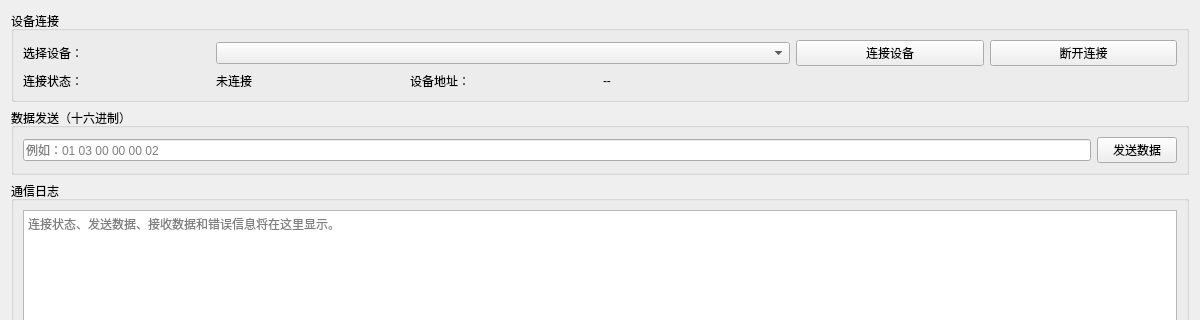
niudamei/IndustrialHub, file src/pages/ConfigPage.ui: the form before one commit; both pictures show x 0 to 1200 and y 0 to 320 of the 1200 by 760 pixel window.
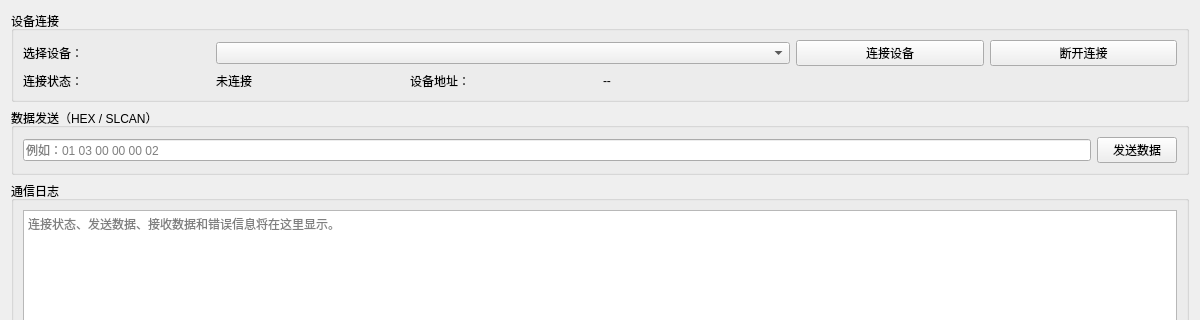
The form after the commit.

Commit message: ui: label HEX and SLCAN frame input modes

Diff of the .ui file:
```diff
--- a/src/pages/ConfigPage.ui
+++ b/src/pages/ConfigPage.ui
@@ -72,7 +72,7 @@
    </item>
    <item>
     <widget class="QGroupBox" name="sendGroup">
-     <property name="title"><string>数据发送（十六进制）</string></property>
+     <property name="title"><string>数据发送（HEX / SLCAN）</string></property>
      <layout class="QHBoxLayout" name="sendLayout">
       <item>
        <widget class="QLineEdit" name="sendHexEdit">
```
